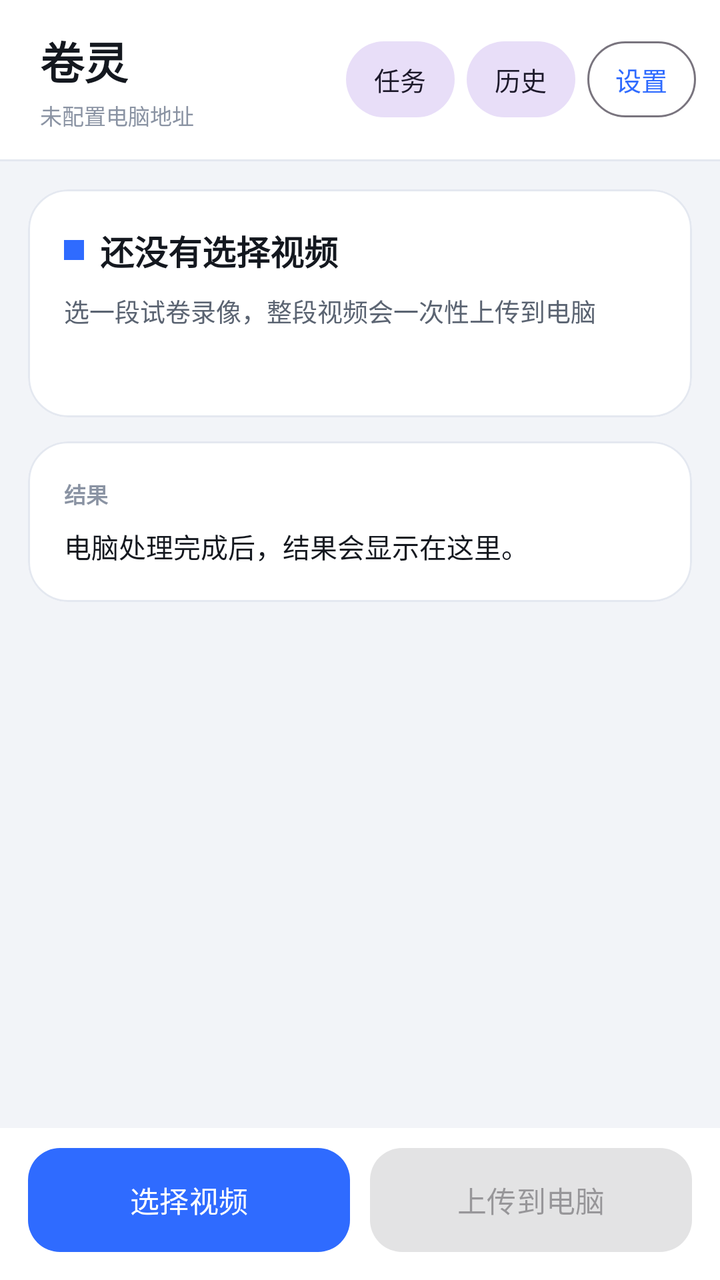
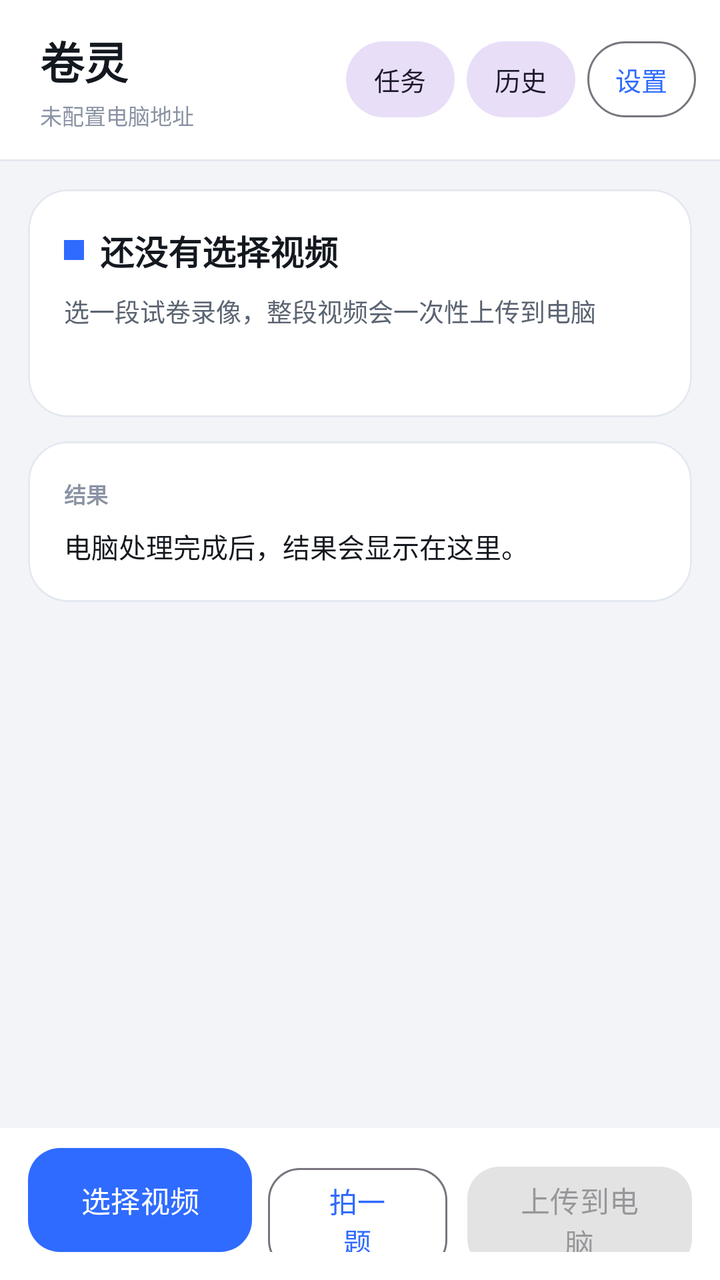

An Android layout rendered at two revisions. The XML below is the earlier revision; the diff shows what the commit changed to produce the second picture.
<!-- AndroidManifest.xml: application theme Theme.VideoQuiz -->
<!-- res/layout/activity_main.xml -->
<?xml version="1.0" encoding="utf-8"?>
<LinearLayout xmlns:android="http://schemas.android.com/apk/res/android"
    xmlns:app="http://schemas.android.com/apk/res-auto"
    android:layout_width="match_parent"
    android:layout_height="match_parent"
    android:background="@color/surface_dim"
    android:orientation="vertical">

    
    <LinearLayout
        android:layout_width="match_parent"
        android:layout_height="wrap_content"
        android:background="@color/surface"
        android:gravity="center_vertical"
        android:orientation="horizontal"
        android:paddingStart="20dp"
        android:paddingTop="14dp"
        android:paddingEnd="12dp"
        android:paddingBottom="14dp">

        <LinearLayout
            android:layout_width="0dp"
            android:layout_height="wrap_content"
            android:layout_weight="1"
            android:orientation="vertical">

            <TextView
                android:layout_width="wrap_content"
                android:layout_height="wrap_content"
                android:text="卷灵"
                android:textColor="@color/text_primary"
                android:textSize="22sp"
                android:textStyle="bold" />

            <TextView
                android:id="@+id/tvEndpoint"
                android:layout_width="match_parent"
                android:layout_height="wrap_content"
                android:layout_marginTop="3dp"
                android:ellipsize="middle"
                android:maxLines="1"
                android:text="未配置电脑地址"
                android:textColor="@color/text_tertiary"
                android:textSize="11sp" />
        </LinearLayout>

        <com.google.android.material.button.MaterialButton
            android:id="@+id/btnTasks"
            style="@style/Widget.Material3.Button.TonalButton"
            android:layout_width="wrap_content"
            android:layout_height="38dp"
            android:layout_marginEnd="6dp"
            android:insetTop="0dp"
            android:insetBottom="0dp"
            android:minWidth="0dp"
            android:paddingStart="14dp"
            android:paddingEnd="14dp"
            android:text="任务"
            android:textSize="13sp"
            app:cornerRadius="19dp" />

        <com.google.android.material.button.MaterialButton
            android:id="@+id/btnHistory"
            style="@style/Widget.Material3.Button.TonalButton"
            android:layout_width="wrap_content"
            android:layout_height="38dp"
            android:layout_marginEnd="6dp"
            android:insetTop="0dp"
            android:insetBottom="0dp"
            android:minWidth="0dp"
            android:paddingStart="14dp"
            android:paddingEnd="14dp"
            android:text="历史"
            android:textSize="13sp"
            app:cornerRadius="19dp" />

        <com.google.android.material.button.MaterialButton
            android:id="@+id/btnSettings"
            style="@style/Widget.Material3.Button.OutlinedButton"
            android:layout_width="wrap_content"
            android:layout_height="38dp"
            android:insetTop="0dp"
            android:insetBottom="0dp"
            android:minWidth="0dp"
            android:paddingStart="14dp"
            android:paddingEnd="14dp"
            android:text="设置"
            android:textSize="13sp"
            app:cornerRadius="19dp" />
    </LinearLayout>

    <View
        android:layout_width="match_parent"
        android:layout_height="1dp"
        android:background="@color/divider" />

    
    <ScrollView
        android:layout_width="match_parent"
        android:layout_height="0dp"
        android:layout_weight="1"
        android:clipToPadding="false"
        android:paddingBottom="8dp">

        <LinearLayout
            android:layout_width="match_parent"
            android:layout_height="wrap_content"
            android:orientation="vertical">

            
            <com.google.android.material.card.MaterialCardView
                android:layout_width="match_parent"
                android:layout_height="wrap_content"
                android:layout_marginStart="14dp"
                android:layout_marginTop="14dp"
                android:layout_marginEnd="14dp"
                app:cardBackgroundColor="@color/surface"
                app:cardCornerRadius="20dp"
                app:cardElevation="0dp"
                app:strokeColor="@color/divider"
                app:strokeWidth="1dp">

                <LinearLayout
                    android:layout_width="match_parent"
                    android:layout_height="wrap_content"
                    android:orientation="vertical"
                    android:padding="18dp">

                    <LinearLayout
                        android:layout_width="match_parent"
                        android:layout_height="wrap_content"
                        android:gravity="center_vertical"
                        android:orientation="horizontal">

                        <View
                            android:id="@+id/dotPhase"
                            android:layout_width="10dp"
                            android:layout_height="10dp"
                            android:layout_marginEnd="8dp"
                            android:background="@color/brand" />

                        <TextView
                            android:id="@+id/tvPhase"
                            android:layout_width="0dp"
                            android:layout_height="wrap_content"
                            android:layout_weight="1"
                            android:text="还没有选择视频"
                            android:textColor="@color/text_primary"
                            android:textSize="17sp"
                            android:textStyle="bold" />
                    </LinearLayout>

                    <TextView
                        android:id="@+id/tvVideo"
                        android:layout_width="match_parent"
                        android:layout_height="wrap_content"
                        android:layout_marginTop="8dp"
                        android:ellipsize="middle"
                        android:maxLines="2"
                        android:text="选一段试卷录像，整段视频会一次性上传到电脑"
                        android:textColor="@color/text_secondary"
                        android:textSize="12.5sp" />

                    <ProgressBar
                        android:id="@+id/progress"
                        style="?android:attr/progressBarStyleHorizontal"
                        android:layout_width="match_parent"
                        android:layout_height="6dp"
                        android:layout_marginTop="16dp"
                        android:max="100"
                        android:progressBackgroundTint="@color/brand_soft"
                        android:progressTint="@color/brand"
                        android:visibility="gone" />

                    <TextView
                        android:id="@+id/tvStatus"
                        android:layout_width="match_parent"
                        android:layout_height="wrap_content"
                        android:layout_marginTop="10dp"
                        android:lineSpacingExtra="2dp"
                        android:text=""
                        android:textColor="@color/text_secondary"
                        android:textSize="12sp" />
                </LinearLayout>
            </com.google.android.material.card.MaterialCardView>

            
            <com.google.android.material.card.MaterialCardView
                android:layout_width="match_parent"
                android:layout_height="wrap_content"
                android:layout_marginStart="14dp"
                android:layout_marginTop="12dp"
                android:layout_marginEnd="14dp"
                app:cardBackgroundColor="@color/surface"
                app:cardCornerRadius="20dp"
                app:cardElevation="0dp"
                app:strokeColor="@color/divider"
                app:strokeWidth="1dp">

                <LinearLayout
                    android:layout_width="match_parent"
                    android:layout_height="wrap_content"
                    android:orientation="vertical"
                    android:padding="18dp">

                    <TextView
                        android:layout_width="wrap_content"
                        android:layout_height="wrap_content"
                        android:text="结果"
                        android:textColor="@color/text_tertiary"
                        android:textSize="11sp"
                        android:textStyle="bold" />

                    <TextView
                        android:id="@+id/tvResult"
                        android:layout_width="match_parent"
                        android:layout_height="wrap_content"
                        android:layout_marginTop="8dp"
                        android:lineSpacingExtra="5dp"
                        android:text="电脑处理完成后，结果会显示在这里。"
                        android:textColor="@color/text_primary"
                        android:textIsSelectable="true"
                        android:textSize="13.5sp" />
                </LinearLayout>
            </com.google.android.material.card.MaterialCardView>

            
            <LinearLayout
                android:layout_width="match_parent"
                android:layout_height="wrap_content"
                android:layout_marginStart="14dp"
                android:layout_marginTop="12dp"
                android:layout_marginEnd="14dp"
                android:orientation="horizontal">

                <com.google.android.material.button.MaterialButton
                    android:id="@+id/btnSolve"
                    style="@style/Widget.Material3.Button.OutlinedButton"
                    android:layout_width="0dp"
                    android:layout_height="46dp"
                    android:layout_weight="1"
                    android:enabled="false"
                    android:insetTop="0dp"
                    android:insetBottom="0dp"
                    android:text="解题"
                    android:textSize="13sp"
                    android:visibility="gone"
                    app:cornerRadius="15dp" />

                <com.google.android.material.button.MaterialButton
                    android:id="@+id/btnPdf"
                    style="@style/Widget.Material3.Button.OutlinedButton"
                    android:layout_width="0dp"
                    android:layout_height="46dp"
                    android:layout_marginStart="8dp"
                    android:layout_weight="1"
                    android:enabled="false"
                    android:insetTop="0dp"
                    android:insetBottom="0dp"
                    android:text="打开 PDF"
                    android:textSize="13sp"
                    android:visibility="gone"
                    app:cornerRadius="15dp" />

                <com.google.android.material.button.MaterialButton
                    android:id="@+id/btnOpenChat"
                    style="@style/Widget.Material3.Button.OutlinedButton"
                    android:layout_width="0dp"
                    android:layout_height="46dp"
                    android:layout_marginStart="8dp"
                    android:layout_weight="1"
                    android:insetTop="0dp"
                    android:insetBottom="0dp"
                    android:text="继续追问"
                    android:textSize="13sp"
                    android:visibility="gone"
                    app:cornerRadius="15dp" />
            </LinearLayout>
        </LinearLayout>
    </ScrollView>

    
    <LinearLayout
        android:layout_width="match_parent"
        android:layout_height="wrap_content"
        android:background="@color/surface"
        android:orientation="vertical"
        android:paddingStart="14dp"
        android:paddingTop="10dp"
        android:paddingEnd="14dp"
        android:paddingBottom="14dp">

        <com.google.android.material.button.MaterialButton
            android:id="@+id/btnDispatch"
            android:layout_width="match_parent"
            android:layout_height="50dp"
            android:insetTop="0dp"
            android:insetBottom="0dp"
            android:text="开始处理"
            android:textSize="14.5sp"
            android:visibility="gone"
            app:cornerRadius="16dp" />

        <LinearLayout
            android:layout_width="match_parent"
            android:layout_height="wrap_content"
            android:orientation="horizontal">

            <com.google.android.material.button.MaterialButton
                android:id="@+id/btnPick"
                android:layout_width="0dp"
                android:layout_height="52dp"
                android:layout_weight="1"
                android:insetTop="0dp"
                android:insetBottom="0dp"
                android:text="选择视频"
                android:textSize="14.5sp"
                app:cornerRadius="16dp" />

            <com.google.android.material.button.MaterialButton
                android:id="@+id/btnRun"
                style="@style/Widget.Material3.Button.TonalButton"
                android:layout_width="0dp"
                android:layout_height="52dp"
                android:layout_marginStart="10dp"
                android:layout_weight="1"
                android:enabled="false"
                android:insetTop="0dp"
                android:insetBottom="0dp"
                android:text="上传到电脑"
                android:textSize="14.5sp"
                app:cornerRadius="16dp" />
        </LinearLayout>
    </LinearLayout>
</LinearLayout>
<!-- resources referenced by this layout -->
<resources>
  <color name="brand">#2F6BFF</color>
  <color name="brand_soft">#E8EFFF</color>
  <color name="divider">#E4E8F0</color>
  <color name="surface">#FFFFFF</color>
  <color name="surface_dim">#F2F4F8</color>
  <color name="text_primary">#14181F</color>
  <color name="text_secondary">#5B6472</color>
  <color name="text_tertiary">#8A93A3</color>
  <style name="Theme.VideoQuiz" parent="Theme.Material3.Light.NoActionBar">
          <item name="colorPrimary">@color/brand</item>
          <item name="colorOnPrimary">#FFFFFF</item>
          <item name="colorSurface">@color/surface</item>
          <item name="android:statusBarColor">@color/surface</item>
          <item name="android:windowLightStatusBar">true</item>
      </style>
</resources>

<!-- the commit's change to res/layout/activity_main.xml (unified diff, before → after) -->
@@ -318,6 +318,19 @@
                 app:cornerRadius="16dp" />
 
             <com.google.android.material.button.MaterialButton
+                android:id="@+id/btnShot"
+                style="@style/Widget.Material3.Button.OutlinedButton"
+                android:layout_width="0dp"
+                android:layout_height="52dp"
+                android:layout_marginStart="8dp"
+                android:layout_weight="0.8"
+                android:insetTop="0dp"
+                android:insetBottom="0dp"
+                android:text="拍一题"
+                android:textSize="14sp"
+                app:cornerRadius="16dp" />
+
+            <com.google.android.material.button.MaterialButton
                 android:id="@+id/btnRun"
                 style="@style/Widget.Material3.Button.TonalButton"
                 android:layout_width="0dp"
